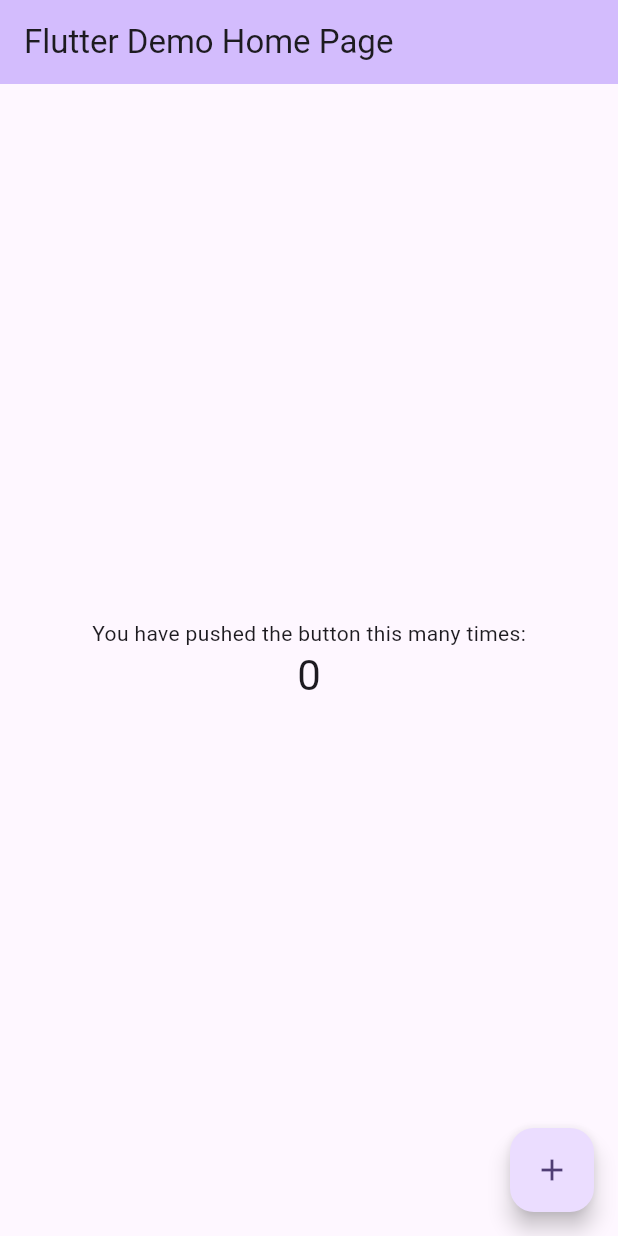
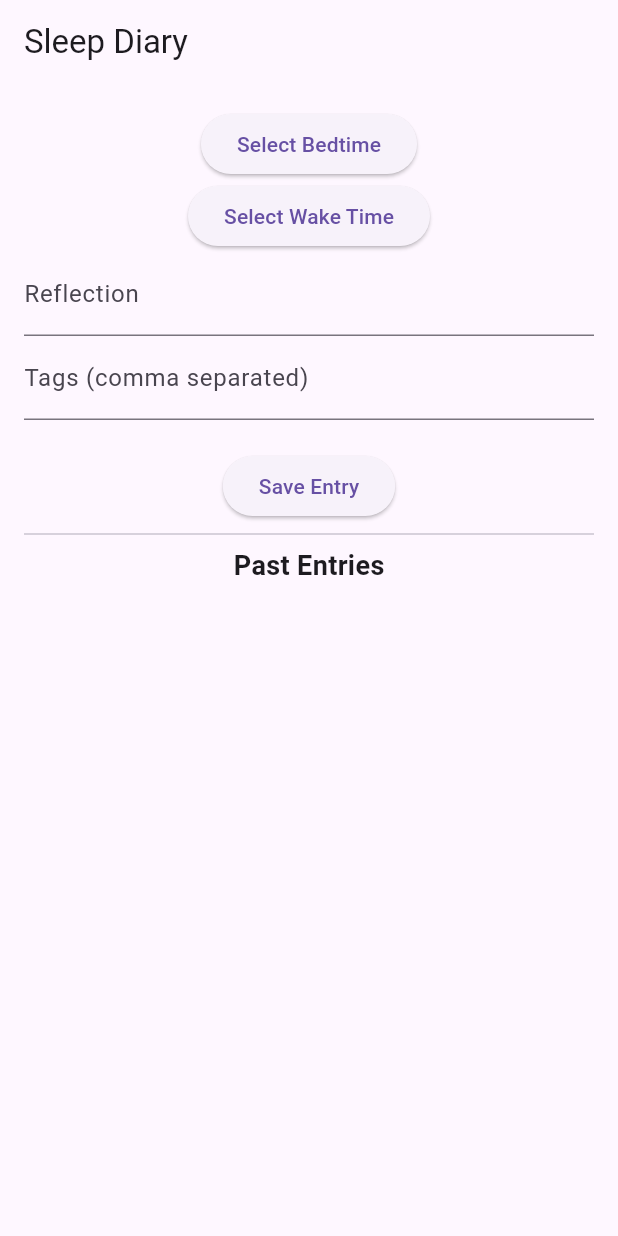
Before and after one commit to evanlee2212/sleep_tracker, a Flutter app: the screen it shows after launch, on a phone screen of 412 x 824 dp. Run offline on Flutter 3.47's test engine with Material 3 defaults, Android fonts, the phone set to English and light mode, and no system bars.

Commit message:
added a sleep dairy feature

```diff
--- /dev/null
+++ b/lib/Pages/main.dart
@@ -0,0 +1,22 @@
+import 'package:flutter/material.dart';
+import 'sleepDiary.dart';
+import '../dreams/viewmodel/sleepDiaryModel.dart';
+
+void main() {
+  runApp(MyApp());
+}
+
+class MyApp extends StatelessWidget {
+  final SleepDiaryModel diaryModel = SleepDiaryModel();
+
+  MyApp({super.key}); // create one instance
+
+  @override
+  Widget build(BuildContext context) {
+    return MaterialApp(
+      title: 'Sleep App',
+      debugShowCheckedModeBanner: false,
+      home: SleepDiaryPage(diaryModel: diaryModel),
+    );
+  }
+}
--- /dev/null
+++ b/lib/Pages/sleepDiary.dart
@@ -0,0 +1,133 @@
+import 'package:flutter/material.dart';
+import '../dreams/viewmodel/sleepDiaryModel.dart';
+
+class SleepDiaryPage extends StatefulWidget {
+  final SleepDiaryModel diaryModel;
+
+  const SleepDiaryPage({super.key, required this.diaryModel});
+
+  @override
+  _SleepDiaryPageState createState() => _SleepDiaryPageState();
+}
+
+class _SleepDiaryPageState extends State<SleepDiaryPage> {
+  TimeOfDay? bedtime;
+  TimeOfDay? wakeTime;
+  late TextEditingController reflectionController;
+  late TextEditingController tagsController;
+
+  @override
+  void initState() {
+    super.initState();
+    reflectionController = TextEditingController();
+    tagsController = TextEditingController();
+  }
+
+  @override
+  void dispose() {
+    reflectionController.dispose();
+    tagsController.dispose();
+    super.dispose();
+  }
+
+  void _addEntry() {
+    if (bedtime != null && wakeTime != null) {
+      widget.diaryModel.addEntry(
+        date: DateTime.now(),
+        bedtime: bedtime!,
+        wakeTime: wakeTime!,
+        reflection: reflectionController.text,
+        tags: tagsController.text.split(',').map((tag) => tag.trim()).toList(),
+      );
+
+      ScaffoldMessenger.of(context).showSnackBar(
+        SnackBar(content: Text("Diary entry saved!")),
+      );
+
+      // Clear input
+      setState(() {
+        reflectionController.clear();
+        tagsController.clear();
+        bedtime = null;
+        wakeTime = null;
+      });
+    }
+  }
+
+  @override
+  Widget build(BuildContext context) {
+    final entries = widget.diaryModel.entries;
+
+    return Scaffold(
+      appBar: AppBar(title: Text("Sleep Diary")),
+      body: SingleChildScrollView(
+        padding: const EdgeInsets.all(16.0),
+        child: Column(
+          children: [
+            ElevatedButton(
+              onPressed: () async {
+                bedtime = await showTimePicker(
+                    context: context, initialTime: TimeOfDay.now());
+                setState(() {});
+              },
+              child: Text(bedtime == null
+                  ? "Select Bedtime"
+                  : "Bedtime: ${bedtime!.format(context)}"),
+            ),
+            ElevatedButton(
+              onPressed: () async {
+                wakeTime = await showTimePicker(
+                    context: context, initialTime: TimeOfDay.now());
+                setState(() {});
+              },
+              child: Text(wakeTime == null
+                  ? "Select Wake Time"
+                  : "Wake Time: ${wakeTime!.format(context)}"),
+            ),
+            TextField(
+              controller: reflectionController,
+              decoration: InputDecoration(labelText: "Reflection"),
+            ),
+            TextField(
+              controller: tagsController,
+              decoration: InputDecoration(labelText: "Tags (comma separated)"),
+            ),
+            SizedBox(height: 20),
+            ElevatedButton(
+              onPressed: _addEntry,
+              child: Text("Save Entry"),
+            ),
+            Divider(),
+            Text(
+              "Past Entries",
+              style: TextStyle(fontWeight: FontWeight.bold, fontSize: 18),
+            ),
+            ListView.builder(
+              shrinkWrap: true,
+              physics: NeverScrollableScrollPhysics(),
+              itemCount: entries.length,
+              itemBuilder: (context, index) {
+                final entry = entries[index];
+                final date = (entry['date'] as DateTime)
+                    .toLocal()
+                    .toString()
+                    .split(' ')[0];
+                final tags = (entry['tags'] as List).join(", ");
+
+                return Card(
+                  child: ListTile(
+                    title: Text("Date: $date"),
+                    subtitle: Text(
+                      "Bed: ${entry['bedtime'].format(context)} | Wake: ${entry['wakeTime'].format(context)}\nReflection: ${entry['reflection']}",
+                    ),
+                    trailing: Text(tags),
+                  ),
+                );
+              },
+            ),
+          ],
+        ),
+      ),
+    );
+  }
+}
--- /dev/null
+++ b/lib/dreams/viewmodel/sleepDiaryModel.dart
@@ -0,0 +1,45 @@
+import 'package:flutter/material.dart';
+
+class SleepDiaryModel extends ChangeNotifier {
+  final List<Map<String, dynamic>> _entries = [];
+
+  List<Map<String, dynamic>> get entries => _entries;
+
+  void addEntry({
+    required DateTime date,
+    required TimeOfDay bedtime,
+    required TimeOfDay wakeTime,
+    required String reflection,
+    required List<String> tags,
+  }) {
+    _entries.add({
+      'date': date,
+      'bedtime': bedtime,
+      'wakeTime': wakeTime,
+      'reflection': reflection,
+      'tags': tags,
+    });
+    notifyListeners();
+  }
+
+  List<Map<String, dynamic>> filterByTag(String tag) {
+    return _entries.where((entry) => entry['tags'].contains(tag)).toList();
+  }
+
+  double getAverageSleepDuration() {
+    double totalHours = 0;
+
+    for (var entry in _entries) {
+      final bedtime = entry['bedtime'] as TimeOfDay;
+      final wakeTime = entry['wakeTime'] as TimeOfDay;
+
+      final bedDate = DateTime(0, 0, 0, bedtime.hour, bedtime.minute);
+      final wakeDate = DateTime(0, 0, 1, wakeTime.hour, wakeTime.minute); // next day
+
+      final duration = wakeDate.difference(bedDate).inMinutes / 60.0;
+      totalHours += duration;
+    }
+
+    return _entries.isNotEmpty ? totalHours / _entries.length : 0.0;
+  }
+}
--- a/lib/dreams/views/dreams_component.dart
+++ b/lib/dreams/views/dreams_component.dart
@@ -1,2 +1 @@
 //UI, allows users to interact with the presenter
-import 'package:flutter/material.dart';
--- a/lib/main.dart
+++ /dev/null
@@ -1,122 +0,0 @@
-import 'package:flutter/material.dart';
-
-void main() {
-  runApp(const MyApp());
-}
-
-class MyApp extends StatelessWidget {
-  const MyApp({super.key});
-
-  // This widget is the root of your application.
-  @override
-  Widget build(BuildContext context) {
-    return MaterialApp(
-      title: 'Flutter Demo',
-      theme: ThemeData(
-        // This is the theme of your application.
-        //
-        // TRY THIS: Try running your application with "flutter run". You'll see
-        // the application has a purple toolbar. Then, without quitting the app,
-        // try changing the seedColor in the colorScheme below to Colors.green
-        // and then invoke "hot reload" (save your changes or press the "hot
-        // reload" button in a Flutter-supported IDE, or press "r" if you used
-        // the command line to start the app).
-        //
-        // Notice that the counter didn't reset back to zero; the application
-        // state is not lost during the reload. To reset the state, use hot
-        // restart instead.
-        //
-        // This works for code too, not just values: Most code changes can be
-        // tested with just a hot reload.
-        colorScheme: ColorScheme.fromSeed(seedColor: Colors.deepPurple),
-      ),
-      home: const MyHomePage(title: 'Flutter Demo Home Page'),
-    );
-  }
-}
-
-class MyHomePage extends StatefulWidget {
-  const MyHomePage({super.key, required this.title});
-
-  // This widget is the home page of your application. It is stateful, meaning
-  // that it has a State object (defined below) that contains fields that affect
-  // how it looks.
-
-  // This class is the configuration for the state. It holds the values (in this
-  // case the title) provided by the parent (in this case the App widget) and
-  // used by the build method of the State. Fields in a Widget subclass are
-  // always marked "final".
-
-  final String title;
-
-  @override
-  State<MyHomePage> createState() => _MyHomePageState();
-}
-
-class _MyHomePageState extends State<MyHomePage> {
-  int _counter = 0;
-
-  void _incrementCounter() {
-    setState(() {
-      // This call to setState tells the Flutter framework that something has
-      // changed in this State, which causes it to rerun the build method below
-      // so that the display can reflect the updated values. If we changed
-      // _counter without calling setState(), then the build method would not be
-      // called again, and so nothing would appear to happen.
-      _counter++;
-    });
-  }
-
-  @override
-  Widget build(BuildContext context) {
-    // This method is rerun every time setState is called, for instance as done
-    // by the _incrementCounter method above.
-    //
-    // The Flutter framework has been optimized to make rerunning build methods
-    // fast, so that you can just rebuild anything that needs updating rather
-    // than having to individually change instances of widgets.
-    return Scaffold(
-      appBar: AppBar(
-        // TRY THIS: Try changing the color here to a specific color (to
-        // Colors.amber, perhaps?) and trigger a hot reload to see the AppBar
-        // change color while the other colors stay the same.
-        backgroundColor: Theme.of(context).colorScheme.inversePrimary,
-        // Here we take the value from the MyHomePage object that was created by
-        // the App.build method, and use it to set our appbar title.
-        title: Text(widget.title),
-      ),
-      body: Center(
-        // Center is a layout widget. It takes a single child and positions it
-        // in the middle of the parent.
-        child: Column(
-          // Column is also a layout widget. It takes a list of children and
-          // arranges them vertically. By default, it sizes itself to fit its
-          // children horizontally, and tries to be as tall as its parent.
-          //
-          // Column has various properties to control how it sizes itself and
-          // how it positions its children. Here we use mainAxisAlignment to
-          // center the children vertically; the main axis here is the vertical
-          // axis because Columns are vertical (the cross axis would be
-          // horizontal).
-          //
-          // TRY THIS: Invoke "debug painting" (choose the "Toggle Debug Paint"
-          // action in the IDE, or press "p" in the console), to see the
-          // wireframe for each widget.
-          mainAxisAlignment: MainAxisAlignment.center,
-          children: <Widget>[
-            const Text('You have pushed the button this many times:'),
-            Text(
-              '$_counter',
-              style: Theme.of(context).textTheme.headlineMedium,
-            ),
-          ],
-        ),
-      ),
-      floatingActionButton: FloatingActionButton(
-        onPressed: _incrementCounter,
-        tooltip: 'Increment',
-        child: const Icon(Icons.add),
-      ), // This trailing comma makes auto-formatting nicer for build methods.
-    );
-  }
-}
```
Also changed, not shown: 1 other file.
